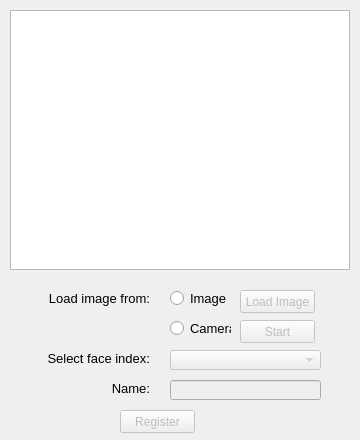
The window that faceregistration.ui (ShuaiHuang/FaceRecogUI) describes before a commit, drawn with Qt 5.
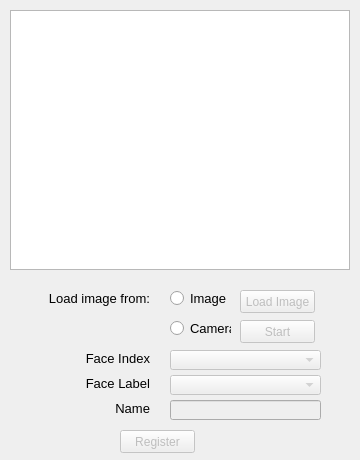
The same window after the commit.

Commit message: Implement the MVC framework of 'FaceRecognition' module and 'FaceRegistration' module.

```diff
--- a/faceregistration.ui
+++ b/faceregistration.ui
@@ -7,19 +7,19 @@
     <x>0</x>
     <y>0</y>
     <width>360</width>
-    <height>440</height>
+    <height>460</height>
    </rect>
   </property>
   <property name="minimumSize">
    <size>
     <width>360</width>
-    <height>440</height>
+    <height>460</height>
    </size>
   </property>
   <property name="maximumSize">
    <size>
     <width>360</width>
-    <height>440</height>
+    <height>460</height>
    </size>
   </property>
   <property name="windowTitle">
@@ -116,7 +116,7 @@
     </font>
    </property>
    <property name="text">
-    <string>Select face index:</string>
+    <string>Face Index</string>
    </property>
    <property name="alignment">
     <set>Qt::AlignRight|Qt::AlignTrailing|Qt::AlignVCenter</set>
@@ -139,7 +139,7 @@
    <property name="geometry">
     <rect>
      <x>20</x>
-     <y>380</y>
+     <y>400</y>
      <width>130</width>
      <height>16</height>
     </rect>
@@ -150,7 +150,7 @@
     </font>
    </property>
    <property name="text">
-    <string>Name:</string>
+    <string>Name</string>
    </property>
    <property name="alignment">
     <set>Qt::AlignRight|Qt::AlignTrailing|Qt::AlignVCenter</set>
@@ -163,7 +163,7 @@
    <property name="geometry">
     <rect>
      <x>170</x>
-     <y>380</y>
+     <y>400</y>
      <width>151</width>
      <height>20</height>
     </rect>
@@ -176,7 +176,7 @@
    <property name="geometry">
     <rect>
      <x>120</x>
-     <y>410</y>
+     <y>430</y>
      <width>75</width>
      <height>23</height>
     </rect>
@@ -217,6 +217,40 @@
     <string>Load Image</string>
    </property>
   </widget>
+  <widget class="QLabel" name="faceLabelLabel">
+   <property name="geometry">
+    <rect>
+     <x>20</x>
+     <y>375</y>
+     <width>130</width>
+     <height>16</height>
+    </rect>
+   </property>
+   <property name="font">
+    <font>
+     <pointsize>10</pointsize>
+    </font>
+   </property>
+   <property name="text">
+    <string>Face Label</string>
+   </property>
+   <property name="alignment">
+    <set>Qt::AlignRight|Qt::AlignTrailing|Qt::AlignVCenter</set>
+   </property>
+  </widget>
+  <widget class="QComboBox" name="faceLabelComboBox">
+   <property name="enabled">
+    <bool>false</bool>
+   </property>
+   <property name="geometry">
+    <rect>
+     <x>170</x>
+     <y>375</y>
+     <width>151</width>
+     <height>20</height>
+    </rect>
+   </property>
+  </widget>
  </widget>
  <resources/>
  <connections/>
```
Left out of the diff: 2 changed lines with no effect on the pictures. The commit also changes 25 other files.
